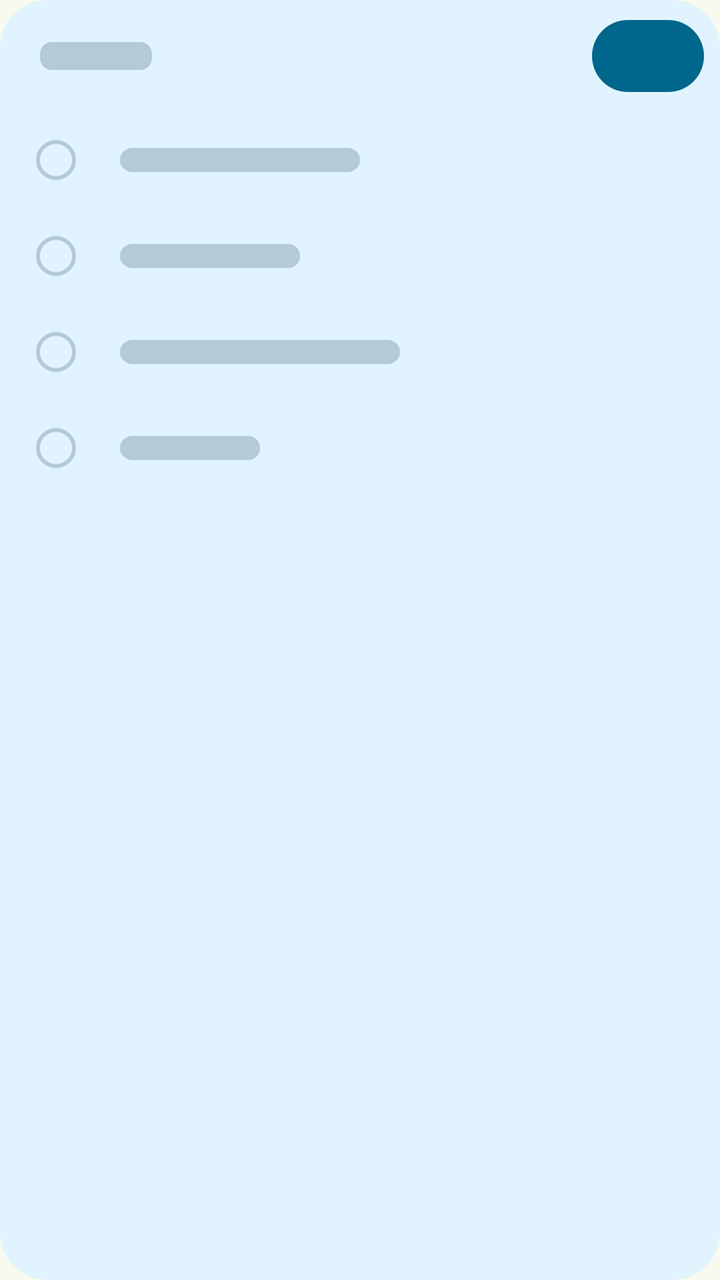
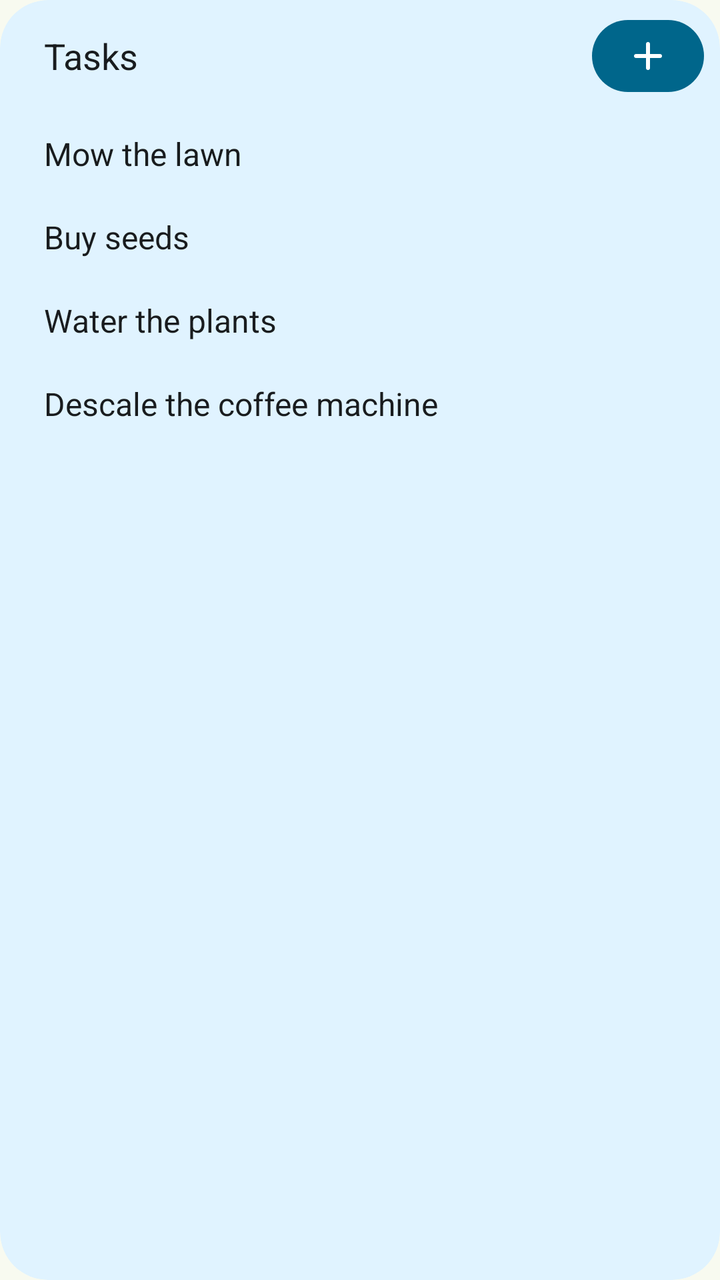

Compare the two renders of this Android layout. The source of the first and the diff that turns it into the second are given below.
<!-- AndroidManifest.xml: application theme Theme.Grocy -->
<!-- res/layout/widget_preview_tasks.xml -->
<?xml version="1.0" encoding="utf-8"?>
<LinearLayout xmlns:android="http://schemas.android.com/apk/res/android"
  android:layout_width="match_parent"
  android:layout_height="match_parent"
  android:background="@drawable/widget_preview_surface"
  android:orientation="vertical">
  <LinearLayout
    android:layout_width="match_parent"
    android:layout_height="56dp"
    android:gravity="center_vertical"
    android:orientation="horizontal"
    android:paddingStart="20dp"
    android:paddingEnd="8dp">
    <FrameLayout
      android:layout_width="56dp"
      android:layout_height="14dp"
      android:background="@drawable/widget_preview_bar" />
    <FrameLayout
      android:layout_width="0dp"
      android:layout_height="1dp"
      android:layout_weight="1" />
    <FrameLayout
      android:layout_width="56dp"
      android:layout_height="36dp"
      android:background="@drawable/widget_preview_pill" />
  </LinearLayout>
  <LinearLayout
    android:layout_width="match_parent"
    android:layout_height="48dp"
    android:gravity="center_vertical"
    android:orientation="horizontal"
    android:paddingStart="16dp">
    <ImageView
      android:layout_width="24dp"
      android:layout_height="24dp"
      android:importantForAccessibility="no"
      android:src="@drawable/widget_ic_radio_button_unchecked"
      android:tint="@color/widget_preview_content" />
    <FrameLayout
      android:layout_width="120dp"
      android:layout_height="12dp"
      android:layout_marginStart="20dp"
      android:background="@drawable/widget_preview_bar" />
  </LinearLayout>
  <LinearLayout
    android:layout_width="match_parent"
    android:layout_height="48dp"
    android:gravity="center_vertical"
    android:orientation="horizontal"
    android:paddingStart="16dp">
    <ImageView
      android:layout_width="24dp"
      android:layout_height="24dp"
      android:importantForAccessibility="no"
      android:src="@drawable/widget_ic_radio_button_unchecked"
      android:tint="@color/widget_preview_content" />
    <FrameLayout
      android:layout_width="90dp"
      android:layout_height="12dp"
      android:layout_marginStart="20dp"
      android:background="@drawable/widget_preview_bar" />
  </LinearLayout>
  <LinearLayout
    android:layout_width="match_parent"
    android:layout_height="48dp"
    android:gravity="center_vertical"
    android:orientation="horizontal"
    android:paddingStart="16dp">
    <ImageView
      android:layout_width="24dp"
      android:layout_height="24dp"
      android:importantForAccessibility="no"
      android:src="@drawable/widget_ic_radio_button_unchecked"
      android:tint="@color/widget_preview_content" />
    <FrameLayout
      android:layout_width="140dp"
      android:layout_height="12dp"
      android:layout_marginStart="20dp"
      android:background="@drawable/widget_preview_bar" />
  </LinearLayout>
  <LinearLayout
    android:layout_width="match_parent"
    android:layout_height="48dp"
    android:gravity="center_vertical"
    android:orientation="horizontal"
    android:paddingStart="16dp">
    <ImageView
      android:layout_width="24dp"
      android:layout_height="24dp"
      android:importantForAccessibility="no"
      android:src="@drawable/widget_ic_radio_button_unchecked"
      android:tint="@color/widget_preview_content" />
    <FrameLayout
      android:layout_width="70dp"
      android:layout_height="12dp"
      android:layout_marginStart="20dp"
      android:background="@drawable/widget_preview_bar" />
  </LinearLayout>
</LinearLayout>
<!-- resources referenced by this layout -->
<resources>
  <color name="widget_preview_content">#c1cbb5</color>
  <!-- drawable widget_ic_radio_button_unchecked (drawable) -->
  <vector xmlns:android="http://schemas.android.com/apk/res/android"
      android:width="24dp"
      android:height="24dp"
      android:viewportWidth="960"
      android:viewportHeight="960">
    <path
        android:pathData="M480,880Q397,880 324,848.5Q251,817 197,763Q143,709 111.5,636Q80,563 80,480Q80,397 111.5,324Q143,251 197,197Q251,143 324,111.5Q397,80 480,80Q563,80 636,111.5Q709,143 763,197Q817,251 848.5,324Q880,397 880,480Q880,563 848.5,636Q817,709 763,763Q709,817 636,848.5Q563,880 480,880ZM480,800Q614,800 707,707Q800,614 800,480Q800,346 707,253Q614,160 480,160Q346,160 253,253Q160,346 160,480Q160,614 253,707Q346,800 480,800Z"
        android:fillColor="#000000"/>
  </vector>
  <!-- drawable widget_preview_bar (drawable) -->
  <?xml version="1.0" encoding="utf-8"?>
  <shape xmlns:android="http://schemas.android.com/apk/res/android" android:shape="rectangle">
    <corners android:radius="6dp" />
    <solid android:color="@color/widget_preview_content" />
  </shape>
  <!-- drawable widget_preview_pill (drawable) -->
  <?xml version="1.0" encoding="utf-8"?>
  <shape xmlns:android="http://schemas.android.com/apk/res/android" android:shape="rectangle">
    <corners android:radius="18dp" />
    <solid android:color="@color/widget_preview_primary" />
  </shape>
  <!-- drawable widget_preview_surface (drawable) -->
  <?xml version="1.0" encoding="utf-8"?>
  <shape xmlns:android="http://schemas.android.com/apk/res/android" android:shape="rectangle">
    <corners android:radius="24dp" />
    <solid android:color="@color/widget_preview_background" />
  </shape>
  <style name="Theme.Grocy" parent="android:Theme.Material.Light.NoActionBar">
      <item name="android:windowBackground">@color/green_theme_surface</item>
    </style>
  <color name="widget_preview_primary">#446732</color>
  <color name="widget_preview_background">#f0f5e9</color>
  <color name="green_theme_surface">#F8FAF0</color>
</resources>

<!-- the commit's change to res/layout/widget_preview_tasks.xml (unified diff, before → after) -->
@@ -3,97 +3,75 @@
   android:layout_width="match_parent"
   android:layout_height="match_parent"
   android:background="@drawable/widget_preview_surface"
+  android:clipToOutline="true"
   android:orientation="vertical">
   <LinearLayout
     android:layout_width="match_parent"
     android:layout_height="56dp"
     android:gravity="center_vertical"
     android:orientation="horizontal"
-    android:paddingStart="20dp"
+    android:paddingStart="22dp"
     android:paddingEnd="8dp">
-    <FrameLayout
-      android:layout_width="56dp"
-      android:layout_height="14dp"
-      android:background="@drawable/widget_preview_bar" />
-    <FrameLayout
+    <TextView
       android:layout_width="0dp"
-      android:layout_height="1dp"
-      android:layout_weight="1" />
+      android:layout_height="wrap_content"
+      android:layout_weight="1"
+      android:fontFamily="google-sans-medium"
+      android:maxLines="1"
+      android:text="@string/widget_preview_tasks"
+      android:textColor="@color/widget_preview_text"
+      android:textSize="18sp" />
     <FrameLayout
       android:layout_width="56dp"
       android:layout_height="36dp"
-      android:background="@drawable/widget_preview_pill" />
+      android:background="@drawable/widget_preview_pill">
+      <ImageView
+        android:layout_width="24dp"
+        android:layout_height="24dp"
+        android:layout_gravity="center"
+        android:importantForAccessibility="no"
+        android:src="@drawable/widget_ic_add"
+        android:tint="@color/widget_preview_on_primary" />
+    </FrameLayout>
   </LinearLayout>
-  <LinearLayout
+  <TextView
     android:layout_width="match_parent"
-    android:layout_height="48dp"
-    android:gravity="center_vertical"
-    android:orientation="horizontal"
-    android:paddingStart="16dp">
-    <ImageView
-      android:layout_width="24dp"
-      android:layout_height="24dp"
-      android:importantForAccessibility="no"
-      android:src="@drawable/widget_ic_radio_button_unchecked"
-      android:tint="@color/widget_preview_content" />
-    <FrameLayout
-      android:layout_width="120dp"
-      android:layout_height="12dp"
-      android:layout_marginStart="20dp"
-      android:background="@drawable/widget_preview_bar" />
-  </LinearLayout>
-  <LinearLayout
+    android:layout_height="wrap_content"
+    android:fontFamily="google-sans-text"
+    android:maxLines="2"
+    android:paddingHorizontal="22dp"
+    android:paddingVertical="10dp"
+    android:text="@string/widget_sample_mow_lawn"
+    android:textColor="@color/widget_preview_text"
+    android:textSize="16sp" />
+  <TextView
     android:layout_width="match_parent"
-    android:layout_height="48dp"
-    android:gravity="center_vertical"
-    android:orientation="horizontal"
-    android:paddingStart="16dp">
-    <ImageView
-      android:layout_width="24dp"
-      android:layout_height="24dp"
-      android:importantForAccessibility="no"
-      android:src="@drawable/widget_ic_radio_button_unchecked"
-      android:tint="@color/widget_preview_content" />
-    <FrameLayout
-      android:layout_width="90dp"
-      android:layout_height="12dp"
-      android:layout_marginStart="20dp"
-      android:background="@drawable/widget_preview_bar" />
-  </LinearLayout>
-  <LinearLayout
+    android:layout_height="wrap_content"
+    android:fontFamily="google-sans-text"
+    android:maxLines="2"
+    android:paddingHorizontal="22dp"
+    android:paddingVertical="10dp"
+    android:text="@string/widget_sample_buy_seeds"
+    android:textColor="@color/widget_preview_text"
+    android:textSize="16sp" />
+  <TextView
     android:layout_width="match_parent"
-    android:layout_height="48dp"
-    android:gravity="center_vertical"
-    android:orientation="horizontal"
-    android:paddingStart="16dp">
-    <ImageView
-      android:layout_width="24dp"
-      android:layout_height="24dp"
-      android:importantForAccessibility="no"
-      android:src="@drawable/widget_ic_radio_button_unchecked"
-      android:tint="@color/widget_preview_content" />
-    <FrameLayout
-      android:layout_width="140dp"
-      android:layout_height="12dp"
-      android:layout_marginStart="20dp"
-      android:background="@drawable/widget_preview_bar" />
-  </LinearLayout>
-  <LinearLayout
+    android:layout_height="wrap_content"
+    android:fontFamily="google-sans-text"
+    android:maxLines="2"
+    android:paddingHorizontal="22dp"
+    android:paddingVertical="10dp"
+    android:text="@string/widget_sample_water_plants"
+    android:textColor="@color/widget_preview_text"
+    android:textSize="16sp" />
+  <TextView
     android:layout_width="match_parent"
-    android:layout_height="48dp"
-    android:gravity="center_vertical"
-    android:orientation="horizontal"
-    android:paddingStart="16dp">
-    <ImageView
-      android:layout_width="24dp"
-      android:layout_height="24dp"
-      android:importantForAccessibility="no"
-      android:src="@drawable/widget_ic_radio_button_unchecked"
-      android:tint="@color/widget_preview_content" />
-    <FrameLayout
-      android:layout_width="70dp"
-      android:layout_height="12dp"
-      android:layout_marginStart="20dp"
-      android:background="@drawable/widget_preview_bar" />
-  </LinearLayout>
+    android:layout_height="wrap_content"
+    android:fontFamily="google-sans-text"
+    android:maxLines="2"
+    android:paddingHorizontal="22dp"
+    android:paddingVertical="10dp"
+    android:text="@string/widget_sample_descale"
+    android:textColor="@color/widget_preview_text"
+    android:textSize="16sp" />
 </LinearLayout>
<!-- resource entries referenced after the edit -->
@@ -1,22 +1,17 @@
 <!-- resources referenced by this layout -->
 <resources>
-  <color name="widget_preview_content">#c1cbb5</color>
-  <!-- drawable widget_ic_radio_button_unchecked (drawable) -->
+  <color name="widget_preview_on_primary">#ffffff</color>
+  <color name="widget_preview_text">#1a1c18</color>
+  <!-- drawable widget_ic_add (drawable) -->
   <vector xmlns:android="http://schemas.android.com/apk/res/android"
       android:width="24dp"
       android:height="24dp"
       android:viewportWidth="960"
       android:viewportHeight="960">
     <path
-        android:pathData="M480,880Q397,880 324,848.5Q251,817 197,763Q143,709 111.5,636Q80,563 80,480Q80,397 111.5,324Q143,251 197,197Q251,143 324,111.5Q397,80 480,80Q563,80 636,111.5Q709,143 763,197Q817,251 848.5,324Q880,397 880,480Q880,563 848.5,636Q817,709 763,763Q709,817 636,848.5Q563,880 480,880ZM480,800Q614,800 707,707Q800,614 800,480Q800,346 707,253Q614,160 480,160Q346,160 253,253Q160,346 160,480Q160,614 253,707Q346,800 480,800Z"
+        android:pathData="M440,520H240q-17,0,-28.5,-11.5T200,480q0,-17,11.5,-28.5T240,440h200v-200q0,-17,11.5,-28.5T480,200q17,0,28.5,11.5T520,240v200h200q17,0,28.5,11.5T760,480q0,17,-11.5,28.5T720,520H520v200q0,17,-11.5,28.5T480,760q-17,0,-28.5,-11.5T440,720v-200Z"
         android:fillColor="#000000"/>
   </vector>
-  <!-- drawable widget_preview_bar (drawable) -->
-  <?xml version="1.0" encoding="utf-8"?>
-  <shape xmlns:android="http://schemas.android.com/apk/res/android" android:shape="rectangle">
-    <corners android:radius="6dp" />
-    <solid android:color="@color/widget_preview_content" />
-  </shape>
   <!-- drawable widget_preview_pill (drawable) -->
   <?xml version="1.0" encoding="utf-8"?>
   <shape xmlns:android="http://schemas.android.com/apk/res/android" android:shape="rectangle">
@@ -29,6 +24,11 @@
     <corners android:radius="24dp" />
     <solid android:color="@color/widget_preview_background" />
   </shape>
+  <string name="widget_preview_tasks">Tasks</string>
+  <string name="widget_sample_buy_seeds">Buy seeds</string>
+  <string name="widget_sample_descale">Descale the coffee machine</string>
+  <string name="widget_sample_mow_lawn">Mow the lawn</string>
+  <string name="widget_sample_water_plants">Water the plants</string>
   <style name="Theme.Grocy" parent="android:Theme.Material.Light.NoActionBar">
       <item name="android:windowBackground">@color/green_theme_surface</item>
     </style>
